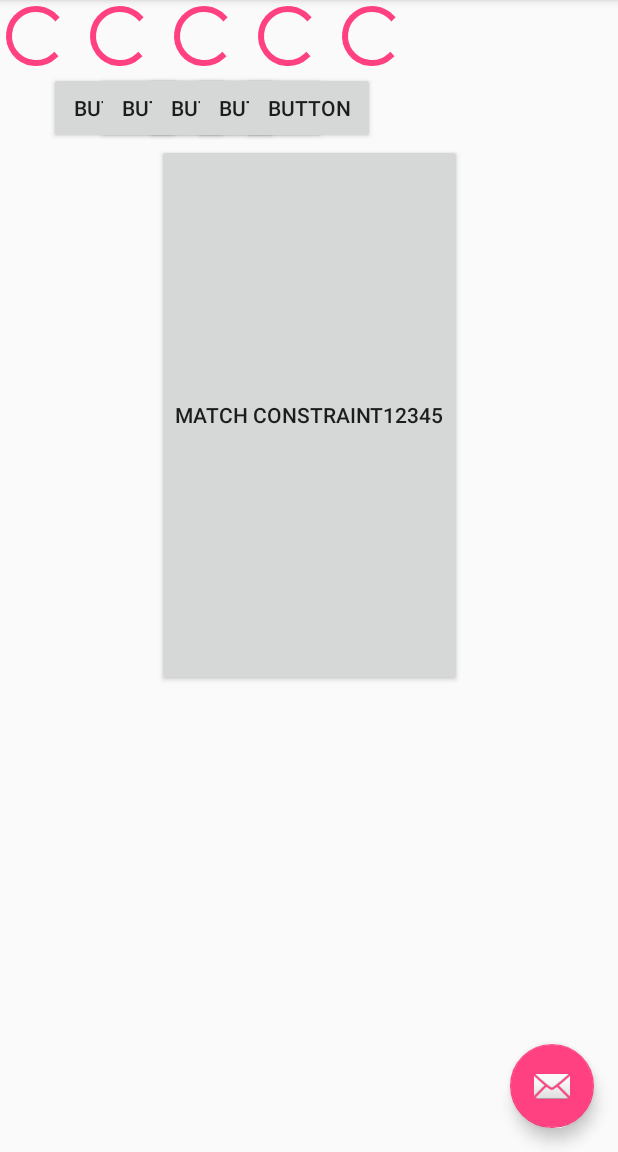
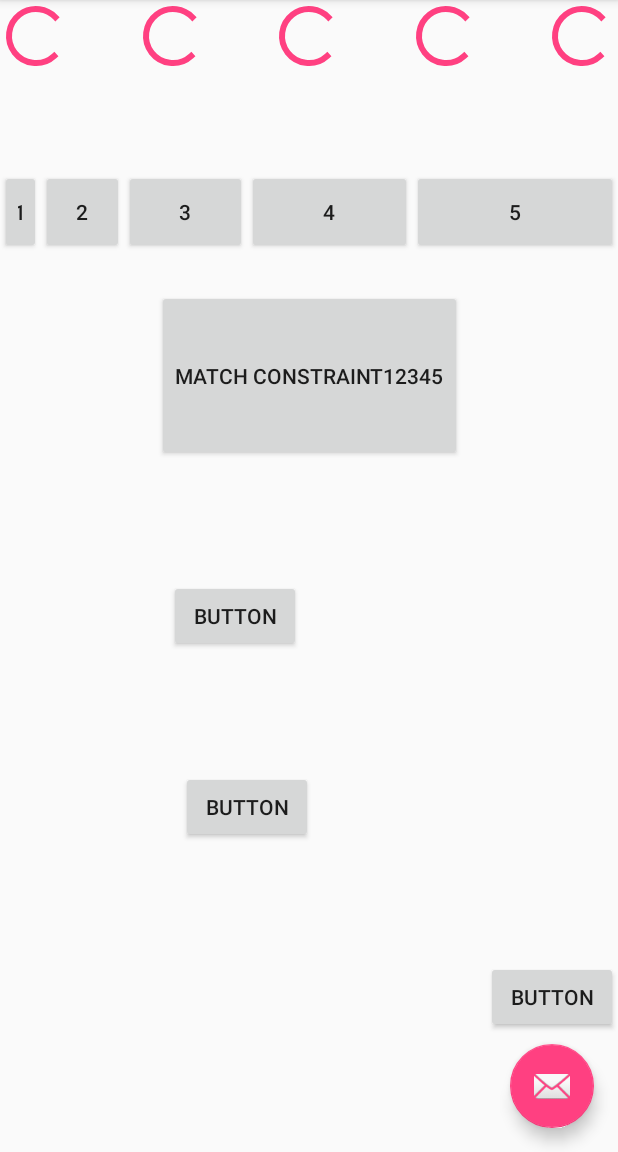
Before and after one commit to DerekAndroid/DemoSample, an Android app: the screen it shows after launch (MainActivity), on a phone screen of 412 x 824 dp, the part 84-1236 px from its top. Run offline under Robolectric (Android 15) with nearby library versions, the phone set to English and light mode, and no system bars.

Commit message:
增加一些測試

```diff
--- a/app/build.gradle
+++ b/app/build.gradle
@@ -27,5 +27,6 @@ dependencies {
     compile 'com.android.support:appcompat-v7:26.+'
     compile 'com.android.support:design:26.+'
     compile 'com.android.support.constraint:constraint-layout:1.0.2'
+    compile 'com.kered.demosample:dklog:1.0.0'
     testCompile 'junit:junit:4.12'
 }
--- a/app/src/main/java/com/kered/demosample/MainActivity.java
+++ b/app/src/main/java/com/kered/demosample/MainActivity.java
@@ -2,9 +2,8 @@ package com.kered.demosample;
 
 import android.os.Bundle;
 import android.support.design.widget.FloatingActionButton;
+import android.support.design.widget.NavigationView;
 import android.support.design.widget.Snackbar;
-import android.view.View;
-import android.support.design.widget.NavigationView;
 import android.support.v4.view.GravityCompat;
 import android.support.v4.widget.DrawerLayout;
 import android.support.v7.app.ActionBarDrawerToggle;
@@ -12,15 +11,36 @@ import android.support.v7.app.AppCompatActivity;
 import android.support.v7.widget.Toolbar;
 import android.view.Menu;
 import android.view.MenuItem;
+import android.view.View;
+import android.widget.Button;
+
+import com.kered.dklog.DKLog;
+import com.kered.dklog.Trace;
 
 public class MainActivity extends AppCompatActivity
         implements NavigationView.OnNavigationItemSelectedListener {
 
+    private static final String TAG = MainActivity.class.getSimpleName();
+    private Button mButton;
+
+    private int newValue = 500;
+    private static int value = 2000;
     @Override
     protected void onCreate(Bundle savedInstanceState) {
         super.onCreate(savedInstanceState);
         setContentView(R.layout.activity_main);
         Toolbar toolbar = (Toolbar) findViewById(R.id.toolbar);
+
+        DKLog.setEnable(true);
+
+        mButton = (Button) findViewById(R.id.button6);
+        mButton.setOnClickListener(new View.OnClickListener() {
+            @Override
+            public void onClick(View view) {
+                DKLog.d(TAG, Trace.getCurrentMethod() + String.valueOf(value) + newValue);
+            }
+        });
+
         setSupportActionBar(toolbar);
 
         FloatingActionButton fab = (FloatingActionButton) findViewById(R.id.fab);
--- a/app/src/main/res/layout/content_main.xml
+++ b/app/src/main/res/layout/content_main.xml
@@ -12,108 +12,144 @@
         android:id="@+id/progressBar"
         style="?android:attr/progressBarStyle"
         android:layout_width="wrap_content"
-        android:layout_height="wrap_content"/>
+        android:layout_height="wrap_content"
+        tools:layout_editor_absoluteY="0dp"
+        app:layout_constraintRight_toLeftOf="@+id/progressBar2"
+        app:layout_constraintLeft_toLeftOf="parent"
+        app:layout_constraintHorizontal_chainStyle="spread_inside" />
 
     <ProgressBar
         android:id="@+id/progressBar2"
         style="?android:attr/progressBarStyle"
         android:layout_width="wrap_content"
         android:layout_height="wrap_content"
-        app:layout_constraintLeft_toRightOf="@id/progressBar"
+        app:layout_constraintLeft_toRightOf="@+id/progressBar"
         tools:layout_editor_absoluteY="0dp"
-        android:layout_marginLeft="8dp" />
+        app:layout_constraintRight_toLeftOf="@+id/progressBar3" />
 
     <ProgressBar
         android:id="@+id/progressBar3"
         style="?android:attr/progressBarStyle"
         android:layout_width="wrap_content"
         android:layout_height="wrap_content"
-        android:layout_marginLeft="8dp"
-        app:layout_constraintLeft_toRightOf="@id/progressBar2"
-        tools:layout_editor_absoluteY="0dp" />
+        app:layout_constraintLeft_toRightOf="@+id/progressBar2"
+        tools:layout_editor_absoluteY="0dp"
+        app:layout_constraintRight_toLeftOf="@+id/progressBar4" />
 
     <ProgressBar
         android:id="@+id/progressBar4"
         style="?android:attr/progressBarStyle"
         android:layout_width="wrap_content"
         android:layout_height="wrap_content"
-        app:layout_constraintLeft_toRightOf="@id/progressBar3"
+        app:layout_constraintLeft_toRightOf="@+id/progressBar3"
         tools:layout_editor_absoluteY="0dp"
-        android:layout_marginLeft="8dp" />
+        app:layout_constraintRight_toLeftOf="@+id/progressBar5" />
 
     <ProgressBar
         android:id="@+id/progressBar5"
         style="?android:attr/progressBarStyle"
         android:layout_width="wrap_content"
         android:layout_height="wrap_content"
-        app:layout_constraintLeft_toRightOf="@id/progressBar4"
+        app:layout_constraintLeft_toRightOf="@+id/progressBar4"
         tools:layout_editor_absoluteY="0dp"
-        android:layout_marginLeft="8dp" />
+        app:layout_constraintRight_toRightOf="parent" />
 
     <Button
         android:id="@+id/button"
-        android:layout_width="wrap_content"
-        android:layout_height="wrap_content"
-        android:text="Button"
-        app:layout_constraintTop_toBottomOf="@id/progressBar3"
+        android:layout_width="0dp"
+        android:layout_height="56dp"
+        android:layout_marginTop="65dp"
+        android:text="1"
         app:layout_constraintLeft_toLeftOf="parent"
-        app:layout_constraintRight_toRightOf="parent"
-        android:layout_marginTop="0dp"
-        app:layout_constraintHorizontal_bias="0.1" />
+        app:layout_constraintRight_toLeftOf="@+id/button2"
+        app:layout_constraintTop_toBottomOf="@+id/progressBar3"
+        app:layout_constraintHorizontal_weight="1"/>
 
     <Button
         android:id="@+id/button2"
-        android:layout_width="wrap_content"
-        android:layout_height="wrap_content"
-        android:text="Button"
-        app:layout_constraintTop_toBottomOf="@id/progressBar3"
-        app:layout_constraintLeft_toLeftOf="parent"
-        app:layout_constraintRight_toRightOf="parent"
-        android:layout_marginTop="0dp"
-        app:layout_constraintHorizontal_bias="0.2" />
+        android:layout_width="0dp"
+        android:layout_height="56dp"
+        android:text="2"
+        app:layout_constraintRight_toLeftOf="@+id/button3"
+        app:layout_constraintLeft_toRightOf="@+id/button"
+        app:layout_constraintBottom_toBottomOf="@+id/button"
+        app:layout_constraintTop_toTopOf="@+id/button"
+        app:layout_constraintVertical_bias="0.0"
+        app:layout_constraintHorizontal_weight="2"/>
 
     <Button
         android:id="@+id/button3"
-        android:layout_width="wrap_content"
-        android:layout_height="wrap_content"
-        android:text="Button"
-        app:layout_constraintTop_toBottomOf="@id/progressBar3"
-        app:layout_constraintLeft_toLeftOf="parent"
-        app:layout_constraintRight_toRightOf="parent"
-        android:layout_marginTop="0dp"
-        app:layout_constraintHorizontal_bias="0.3" />
+        android:layout_width="0dp"
+        android:layout_height="56dp"
+        android:text="3"
+        app:layout_constraintBottom_toBottomOf="@+id/button2"
+        app:layout_constraintLeft_toRightOf="@+id/button2"
+        app:layout_constraintRight_toLeftOf="@+id/button4"
+        app:layout_constraintTop_toTopOf="@+id/button2"
+        app:layout_constraintHorizontal_weight="3"/>
 
     <Button
         android:id="@+id/button4"
-        android:layout_width="wrap_content"
-        android:layout_height="wrap_content"
-        android:text="Button"
-        app:layout_constraintTop_toBottomOf="@id/progressBar3"
-        app:layout_constraintLeft_toLeftOf="parent"
-        app:layout_constraintRight_toRightOf="parent"
-        android:layout_marginTop="0dp"
-        app:layout_constraintHorizontal_bias="0.4" />
+        android:layout_width="0dp"
+        android:layout_height="56dp"
+        android:text="4"
+        app:layout_constraintBottom_toBottomOf="@+id/button3"
+        app:layout_constraintLeft_toRightOf="@+id/button3"
+        app:layout_constraintRight_toLeftOf="@+id/button5"
+        app:layout_constraintTop_toTopOf="@+id/button3"
+        app:layout_constraintHorizontal_weight="4"/>
 
     <Button
         android:id="@+id/button5"
-        android:layout_width="wrap_content"
-        android:layout_height="wrap_content"
-        android:text="Button"
-        app:layout_constraintTop_toBottomOf="@id/progressBar3"
-        app:layout_constraintLeft_toLeftOf="parent"
+        android:layout_width="0dp"
+        android:layout_height="56dp"
+        android:text="5"
+        app:layout_constraintBottom_toBottomOf="@+id/button4"
+        app:layout_constraintLeft_toRightOf="@+id/button4"
         app:layout_constraintRight_toRightOf="parent"
-        android:layout_marginTop="0dp"
-        app:layout_constraintHorizontal_bias="0.5" />
+        app:layout_constraintTop_toTopOf="@+id/button4"
+        app:layout_constraintHorizontal_weight="5"/>
 
     <Button
         android:id="@+id/button6"
         android:layout_width="wrap_content"
         android:layout_height="0dp"
         android:text="Match Constraint12345"
-        app:layout_constraintDimensionRatio="H, 9:16"
         app:layout_constraintLeft_toLeftOf="parent"
         app:layout_constraintRight_toRightOf="parent"
-        app:layout_constraintTop_toBottomOf="@id/button3" />
+        android:layout_marginTop="24dp"
+        app:layout_constraintTop_toBottomOf="@+id/button3"
+        app:layout_constraintDimensionRatio="h,16:9" />
+
+    <Button
+        android:id="@+id/button7"
+        android:layout_width="wrap_content"
+        android:layout_height="wrap_content"
+        android:text="Button"
+        app:layout_constraintBottom_toBottomOf="parent"
+        app:layout_constraintTop_toBottomOf="@+id/button9"
+        app:layout_constraintRight_toRightOf="parent" />
+
+    <Button
+        android:id="@+id/button9"
+        android:layout_width="wrap_content"
+        android:layout_height="wrap_content"
+        android:text="Button"
+        app:layout_constraintBottom_toTopOf="@+id/button7"
+        app:layout_constraintTop_toBottomOf="@+id/button8"
+        android:layout_marginLeft="8dp"
+        app:layout_constraintLeft_toLeftOf="@+id/button8" />
+
+    <Button
+        android:id="@+id/button8"
+        android:layout_width="wrap_content"
+        android:layout_height="wrap_content"
+        android:text="Button"
+        app:layout_constraintBottom_toTopOf="@+id/button9"
+        app:layout_constraintTop_toBottomOf="@+id/button6"
+        app:layout_constraintVertical_chainStyle="spread"
+        android:layout_marginLeft="8dp"
+        app:layout_constraintLeft_toLeftOf="@+id/button6" />
 
     <!--Circular positioning (Added in 1.1)-->
     <!--<ProgressBar-->
--- a/build.gradle
+++ b/build.gradle
@@ -19,6 +19,10 @@ buildscript {
 allprojects {
     repositories {
         jcenter()
+
+        maven {
+            url  "https://kered.bintray.com/DKLog"
+        }
     }
 
     // jCenter; 加上這些為了防止編碼失敗
```
